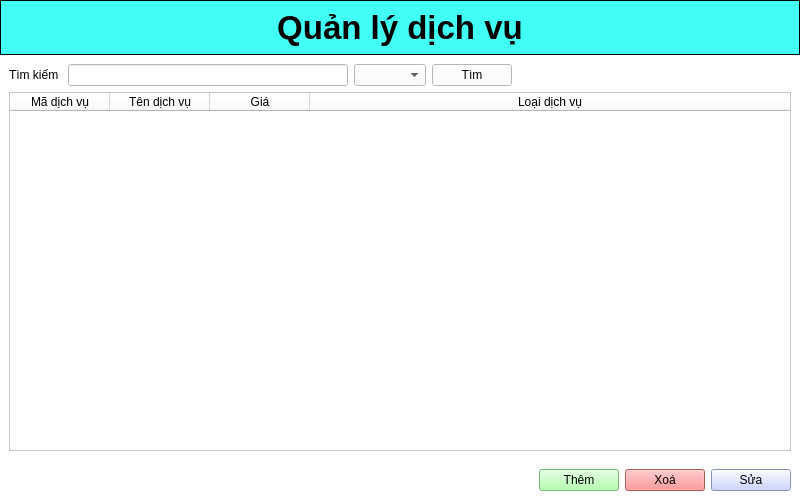
First picture: the form in ui/dichvu.ui, repository thanhphat113/Face_recognition, before the edit.
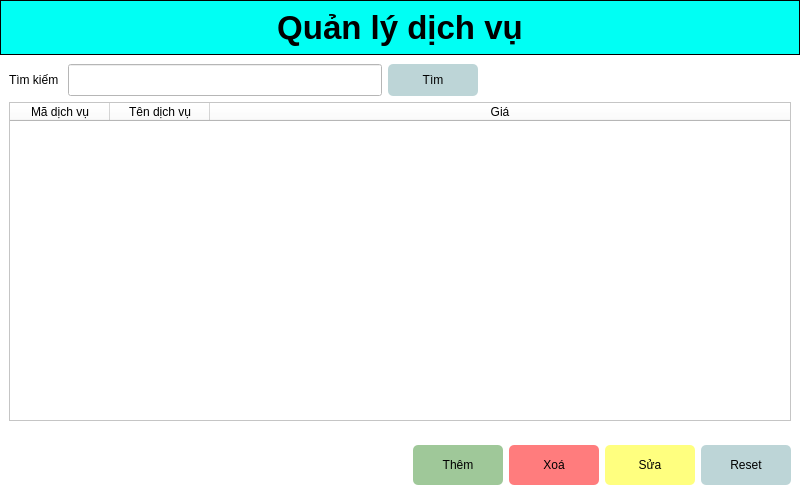
Second picture: the form after the edit. Icons and pictures are not drawn.

```diff
--- a/ui/dichvu.ui
+++ b/ui/dichvu.ui
@@ -39,7 +39,7 @@
     <widget class="QWidget" name="widget" native="true">
      <property name="styleSheet">
       <string notr="true">QWidget{
-	background-color: rgb(65, 255, 245);
+	background-color: rgb(0, 255, 244);
 	border:1px solid black
 }
 QLabel{
@@ -73,92 +73,6 @@
      </layout>
     </widget>
    </item>
-   <item row="2" column="0">
-    <widget class="QWidget" name="widget_3" native="true">
-     <layout class="QGridLayout" name="gridLayout_2">
-      <item row="0" column="0">
-       <layout class="QHBoxLayout" name="horizontalLayout">
-        <item>
-         <spacer name="horizontalSpacer">
-          <property name="orientation">
-           <enum>Qt::Horizontal</enum>
-          </property>
-          <property name="sizeHint" stdset="0">
-           <size>
-            <width>218</width>
-            <height>20</height>
-           </size>
-          </property>
-         </spacer>
-        </item>
-        <item>
-         <widget class="QPushButton" name="pushButton_3">
-          <property name="styleSheet">
-           <string notr="true">background-color: rgb(159, 255, 153);
-</string>
-          </property>
-          <property name="text">
-           <string>Thêm</string>
-          </property>
-          <property name="icon">
-           <iconset>
-            <normaloff>img/add.png</normaloff>img/add.png</iconset>
-          </property>
-          <property name="iconSize">
-           <size>
-            <width>20</width>
-            <height>20</height>
-           </size>
-          </property>
-         </widget>
-        </item>
-        <item>
-         <widget class="QPushButton" name="pushButton">
-          <property name="styleSheet">
-           <string notr="true">background-color: rgb(255, 124, 125);
-
-</string>
-          </property>
-          <property name="text">
-           <string>Xoá</string>
-          </property>
-          <property name="icon">
-           <iconset>
-            <normaloff>img/delete.png</normaloff>img/delete.png</iconset>
-          </property>
-          <property name="iconSize">
-           <size>
-            <width>20</width>
-            <height>20</height>
-           </size>
-          </property>
-         </widget>
-        </item>
-        <item>
-         <widget class="QPushButton" name="pushButton_2">
-          <property name="styleSheet">
-           <string notr="true">background-color: rgb(188, 202, 255);</string>
-          </property>
-          <property name="text">
-           <string>Sửa</string>
-          </property>
-          <property name="icon">
-           <iconset>
-            <normaloff>img/refresh.png</normaloff>img/refresh.png</iconset>
-          </property>
-          <property name="iconSize">
-           <size>
-            <width>20</width>
-            <height>20</height>
-           </size>
-          </property>
-         </widget>
-        </item>
-       </layout>
-      </item>
-     </layout>
-    </widget>
-   </item>
    <item row="1" column="0">
     <widget class="QWidget" name="widget_2" native="true">
      <layout class="QVBoxLayout" name="verticalLayout_2">
@@ -172,15 +86,27 @@
          </widget>
         </item>
         <item>
-         <widget class="QLineEdit" name="lineEdit"/>
+         <widget class="QLineEdit" name="txtSearchService">
+          <property name="minimumSize">
+           <size>
+            <width>0</width>
+            <height>32</height>
+           </size>
+          </property>
+         </widget>
         </item>
         <item>
-         <widget class="QComboBox" name="comboBox"/>
-        </item>
-        <item>
-         <widget class="QPushButton" name="pushButton_4">
+         <widget class="QPushButton" name="btnSearch">
+          <property name="minimumSize">
+           <size>
+            <width>90</width>
+            <height>32</height>
+           </size>
+          </property>
           <property name="styleSheet">
-           <string notr="true"/>
+           <string notr="true">background-color: #BDD5D7;
+border-radius: 5px;
+border: none;</string>
           </property>
           <property name="text">
            <string>Tìm</string>
@@ -220,6 +146,12 @@
           <verstretch>0</verstretch>
          </sizepolicy>
         </property>
+        <property name="selectionBehavior">
+         <enum>QAbstractItemView::SelectRows</enum>
+        </property>
+        <property name="showGrid">
+         <bool>true</bool>
+        </property>
         <property name="sortingEnabled">
          <bool>false</bool>
         </property>
@@ -227,7 +159,7 @@
          <bool>false</bool>
         </property>
         <property name="columnCount">
-         <number>4</number>
+         <number>3</number>
         </property>
         <attribute name="horizontalHeaderCascadingSectionResizes">
          <bool>false</bool>
@@ -239,7 +171,7 @@
          <bool>true</bool>
         </attribute>
         <attribute name="verticalHeaderVisible">
-         <bool>true</bool>
+         <bool>false</bool>
         </attribute>
         <attribute name="verticalHeaderCascadingSectionResizes">
          <bool>false</bool>
@@ -268,19 +200,146 @@
           <set>AlignCenter</set>
          </property>
         </column>
-        <column>
-         <property name="text">
-          <string>Loại dịch vụ</string>
-         </property>
-         <property name="textAlignment">
-          <set>AlignCenter</set>
-         </property>
-        </column>
        </widget>
       </item>
      </layout>
     </widget>
    </item>
+   <item row="2" column="0">
+    <widget class="QWidget" name="widget_3" native="true">
+     <property name="minimumSize">
+      <size>
+       <width>0</width>
+       <height>70</height>
+      </size>
+     </property>
+     <layout class="QGridLayout" name="gridLayout_2">
+      <item row="0" column="0">
+       <layout class="QHBoxLayout" name="horizontalLayout">
+        <item>
+         <spacer name="horizontalSpacer">
+          <property name="orientation">
+           <enum>Qt::Horizontal</enum>
+          </property>
+          <property name="sizeHint" stdset="0">
+           <size>
+            <width>218</width>
+            <height>20</height>
+           </size>
+          </property>
+         </spacer>
+        </item>
+        <item>
+         <widget class="QPushButton" name="btnAdd">
+          <property name="minimumSize">
+           <size>
+            <width>90</width>
+            <height>40</height>
+           </size>
+          </property>
+          <property name="styleSheet">
+           <string notr="true">background-color: #9FC899;
+border: none;
+border-radius: 5px;</string>
+          </property>
+          <property name="text">
+           <string>Thêm</string>
+          </property>
+          <property name="icon">
+           <iconset>
+            <normaloff>../img/add.png</normaloff>../img/add.png</iconset>
+          </property>
+          <property name="iconSize">
+           <size>
+            <width>20</width>
+            <height>20</height>
+           </size>
+          </property>
+         </widget>
+        </item>
+        <item>
+         <widget class="QPushButton" name="btnDelete">
+          <property name="minimumSize">
+           <size>
+            <width>90</width>
+            <height>40</height>
+           </size>
+          </property>
+          <property name="styleSheet">
+           <string notr="true">background-color: rgb(255, 124, 125);
+border: none;
+border-radius: 5px;</string>
+          </property>
+          <property name="text">
+           <string>Xoá</string>
+          </property>
+          <property name="icon">
+           <iconset>
+            <normaloff>../img/delete.png</normaloff>../img/delete.png</iconset>
+          </property>
+          <property name="iconSize">
+           <size>
+            <width>20</width>
+            <height>20</height>
+           </size>
+          </property>
+         </widget>
+        </item>
+        <item>
+         <widget class="QPushButton" name="btnUpdate">
+          <property name="minimumSize">
+           <size>
+            <width>90</width>
+            <height>40</height>
+           </size>
+          </property>
+          <property name="styleSheet">
+           <string notr="true">background-color: rgb(255, 255, 127);
+border: none;
+border-radius: 5px;</string>
+          </property>
+          <property name="text">
+           <string>Sửa</string>
+          </property>
+          <property name="icon">
+           <iconset>
+            <normaloff>../img/edit_48px.png</normaloff>../img/edit_48px.png</iconset>
+          </property>
+          <property name="iconSize">
+           <size>
+            <width>20</width>
+            <height>20</height>
+           </size>
+          </property>
+         </widget>
+        </item>
+        <item>
+         <widget class="QPushButton" name="btnReset">
+          <property name="minimumSize">
+           <size>
+            <width>90</width>
+            <height>40</height>
+           </size>
+          </property>
+          <property name="styleSheet">
+           <string notr="true">background-color: #BDD5D7;
+border-radius: 5px;
+border: none;</string>
+          </property>
+          <property name="text">
+           <string>Reset</string>
+          </property>
+          <property name="icon">
+           <iconset>
+            <normaloff>../img/refresh.png</normaloff>../img/refresh.png</iconset>
+          </property>
+         </widget>
+        </item>
+       </layout>
+      </item>
+     </layout>
+    </widget>
+   </item>
   </layout>
  </widget>
  <resources/>
```
Left out of the diff: 4 changed lines with no effect on the pictures.
